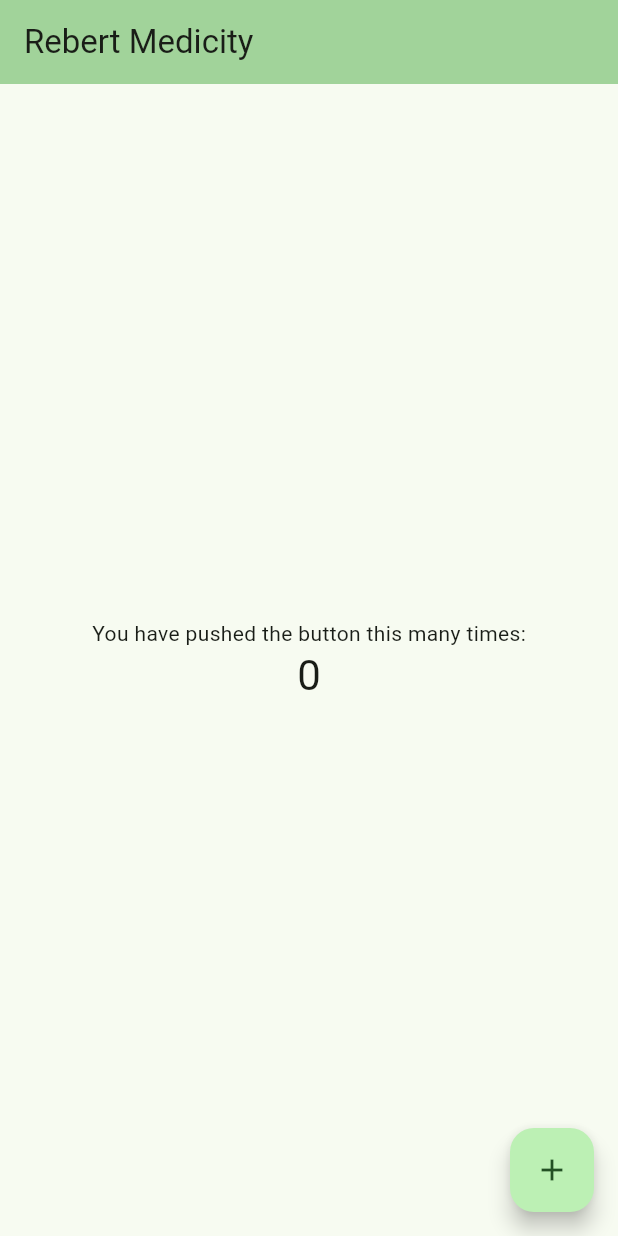
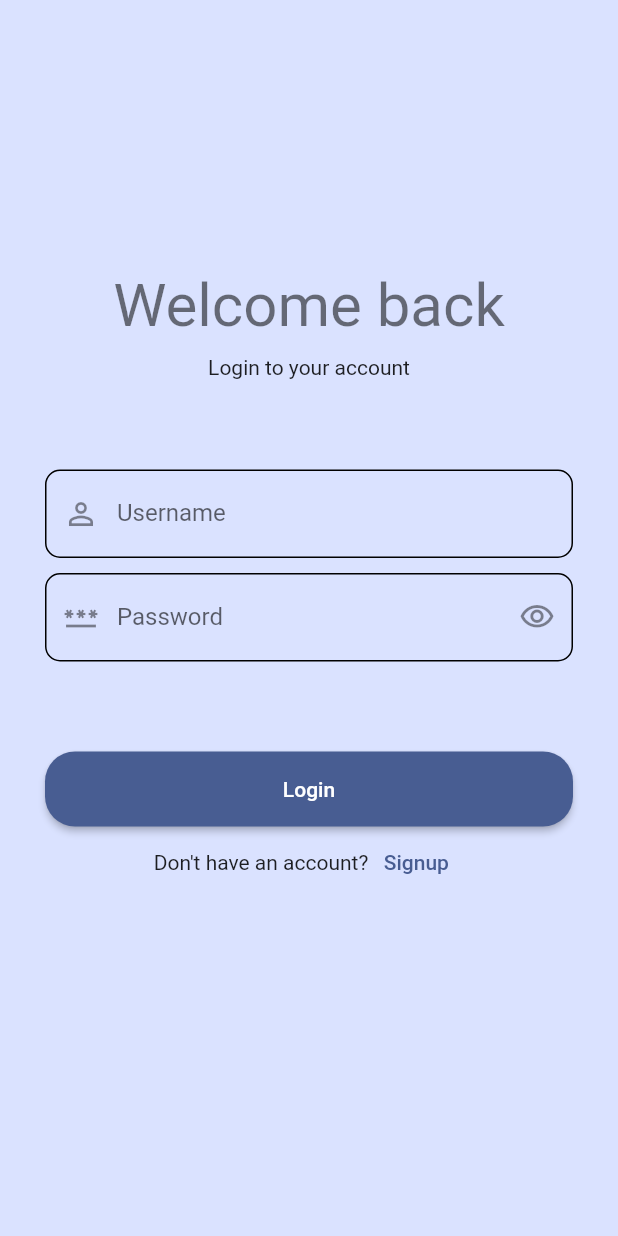
Before and after one commit to rebert-medicity/rebert_app, a Flutter app: the screen it shows after launch, on a phone screen of 412 x 824 dp. Run offline on Flutter 3.47's test engine with Material 2 defaults, Android fonts, the phone set to English and light mode, and no system bars; our stand-ins replace hive_flutter; accounts and stored records are empty.

Commit message:
add ui login and register template

```diff
--- a/lib/main.dart
+++ b/lib/main.dart
@@ -1,69 +1,15 @@
 import 'package:flutter/material.dart';
+import 'package:hive_flutter/hive_flutter.dart';
 
-void main() {
-  runApp(const MyApp());
+import 'main_app.dart';
+
+void main() async {
+  await _initHive();
+  runApp(const MainApp());
 }
 
-class MyApp extends StatelessWidget {
-  const MyApp({super.key});
-
-  @override
-  Widget build(BuildContext context) {
-    return MaterialApp(
-      title: 'Rebert Medicity',
-      theme: ThemeData(
-        colorScheme: ColorScheme.fromSeed(seedColor: Colors.green),
-        useMaterial3: true,
-      ),
-      home: const MyHomePage(title: 'Rebert Medicity'),
-    );
-  }
+Future<void> _initHive() async{
+  await Hive.initFlutter();
+  await Hive.openBox("login");
+  await Hive.openBox("accounts");
 }
-
-class MyHomePage extends StatefulWidget {
-  const MyHomePage({super.key, required this.title});
-
-  final String title;
-
-  @override
-  State<MyHomePage> createState() => _MyHomePageState();
-}
-
-class _MyHomePageState extends State<MyHomePage> {
-  int _counter = 0;
-
-  void _incrementCounter() {
-    setState(() {
-      _counter++;
-    });
-  }
-
-  @override
-  Widget build(BuildContext context) {
-    return Scaffold(
-      appBar: AppBar(
-        backgroundColor: Theme.of(context).colorScheme.inversePrimary,
-        title: Text(widget.title),
-      ),
-      body: Center(
-        child: Column(
-          mainAxisAlignment: MainAxisAlignment.center,
-          children: <Widget>[
-            const Text(
-              'You have pushed the button this many times:',
-            ),
-            Text(
-              '$_counter',
-              style: Theme.of(context).textTheme.headlineMedium,
-            ),
-          ],
-        ),
-      ),
-      floatingActionButton: FloatingActionButton(
-        onPressed: _incrementCounter,
-        tooltip: 'Increment',
-        child: const Icon(Icons.add),
-      ),
-    );
-  }
-}
--- /dev/null
+++ b/lib/main_app.dart
@@ -0,0 +1,19 @@
+import 'package:flutter/material.dart';
+
+import 'ui/login.dart';
+
+class MainApp extends StatelessWidget {
+  const MainApp({super.key});
+
+  @override
+  Widget build(BuildContext context) {
+    return MaterialApp(
+      theme: ThemeData.from(
+        colorScheme: ColorScheme.fromSeed(
+          seedColor: const Color.fromRGBO(32, 63, 129, 1.0),
+        ),
+      ),
+      home: const Login(),
+    );
+  }
+}
--- /dev/null
+++ b/lib/ui/login.dart
@@ -0,0 +1,173 @@
+import 'package:flutter/material.dart';
+import 'package:hive_flutter/hive_flutter.dart';
+
+import 'home.dart';
+import 'signup.dart';
+
+class Login extends StatefulWidget {
+  const Login({super.key});
+
+  @override
+  State<Login> createState() => _LoginState();
+}
+
+class _LoginState extends State<Login> {
+  final GlobalKey<FormState> _formKey = GlobalKey();
+
+  final FocusNode _focusNodePassword = FocusNode();
+  final TextEditingController _controllerUsername = TextEditingController();
+  final TextEditingController _controllerPassword = TextEditingController();
+
+  bool _obscurePassword = true;
+  final Box _boxLogin = Hive.box("login");
+  final Box _boxAccounts = Hive.box("accounts");
+
+  @override
+  Widget build(BuildContext context) {
+    if (_boxLogin.get("loginStatus") ?? false) {
+      return Home();
+    }
+
+    return Scaffold(
+        backgroundColor: Theme.of(context).colorScheme.primaryContainer,
+        body: Form(
+          key: _formKey,
+          child: SingleChildScrollView(
+            padding: const EdgeInsets.all(30.0),
+            child: Column(
+              children: [
+                const SizedBox(height: 150),
+                Text(
+                  "Welcome back",
+                  style: Theme.of(context).textTheme.headlineLarge,
+                ),
+                const SizedBox(height: 10),
+                Text(
+                  "Login to your account",
+                  style: Theme.of(context).textTheme.bodyMedium,
+                ),
+                const SizedBox(height: 60),
+                TextFormField(
+                  controller: _controllerUsername,
+                  keyboardType: TextInputType.name,
+                  decoration: InputDecoration(
+                    labelText: "Username",
+                    prefixIcon: const Icon(Icons.person_outline),
+                    border: OutlineInputBorder(
+                      borderRadius: BorderRadius.circular(10),
+                    ),
+                    enabledBorder: OutlineInputBorder(
+                      borderRadius: BorderRadius.circular(10),
+                    ),
+                  ),
+                  onEditingComplete: () => _focusNodePassword.requestFocus(),
+                  validator: (String? value) {
+                    if (value == null || value.isEmpty) {
+                      return "Please enter username.";
+                    } else if (!_boxAccounts.containsKey(value)) {
+                      return "Username is not registered.";
+                    }
+
+                    return null;
+                  },
+                ),
+                const SizedBox(height: 10),
+                TextFormField(
+                  controller: _controllerPassword,
+                  focusNode: _focusNodePassword,
+                  obscureText: _obscurePassword,
+                  keyboardType: TextInputType.visiblePassword,
+                  decoration: InputDecoration(
+                    labelText: "Password",
+                    prefixIcon: const Icon(Icons.password_outlined),
+                    suffixIcon: IconButton(
+                        onPressed: () {
+                          setState(() {
+                            _obscurePassword = !_obscurePassword;
+                          });
+                        },
+                        icon: _obscurePassword
+                            ? const Icon(Icons.visibility_outlined)
+                            : const Icon(Icons.visibility_off_outlined)),
+                    border: OutlineInputBorder(
+                      borderRadius: BorderRadius.circular(10),
+                    ),
+                    enabledBorder: OutlineInputBorder(
+                      borderRadius: BorderRadius.circular(10),
+                    ),
+                  ),
+                  validator: (String? value) {
+                    if (value == null || value.isEmpty) {
+                      return "Please enter password.";
+                    } else if (value !=
+                        _boxAccounts.get(_controllerUsername.text)) {
+                      return "Wrong password.";
+                    }
+
+                    return null;
+                  },
+                ),
+                const SizedBox(height: 60),
+                Column(
+                  children: [
+                    ElevatedButton(
+                      style: ElevatedButton.styleFrom(
+                        minimumSize: const Size.fromHeight(50),
+                        shape: RoundedRectangleBorder(
+                          borderRadius: BorderRadius.circular(20),
+                        ),
+                      ),
+                      onPressed: () {
+                        if (_formKey.currentState?.validate() ?? false) {
+                          _boxLogin.put("loginStatus", true);
+                          _boxLogin.put("userName", _controllerUsername.text);
+
+                          Navigator.pushReplacement(
+                            context,
+                            MaterialPageRoute(
+                              builder: (context) {
+                                return Home();
+                              },
+                            ),
+                          );
+                        }
+                      },
+                      child: const Text("Login"),
+                    ),
+                    Row(
+                      mainAxisAlignment: MainAxisAlignment.center,
+                      children: [
+                        const Text("Don't have an account?"),
+                        TextButton(
+                          onPressed: () {
+                            _formKey.currentState?.reset();
+
+                            Navigator.push(
+                              context,
+                              MaterialPageRoute(
+                                builder: (context) {
+                                  return const Signup();
+                                },
+                              ),
+                            );
+                          },
+                          child: const Text("Signup"),
+                        ),
+                      ],
+                    ),
+                  ],
+                ),
+              ],
+            ),
+          ),
+        ));
+  }
+
+  @override
+  void dispose() {
+    _focusNodePassword.dispose();
+    _controllerUsername.dispose();
+    _controllerPassword.dispose();
+    super.dispose();
+  }
+}
```
Also changed, not shown: lib/ui/home.dart (added, +63 -0 lines), lib/ui/signup.dart (added, +232 -0 lines), pubspec.yaml (+5 -67 lines), pubspec.lock, 2 other files.
